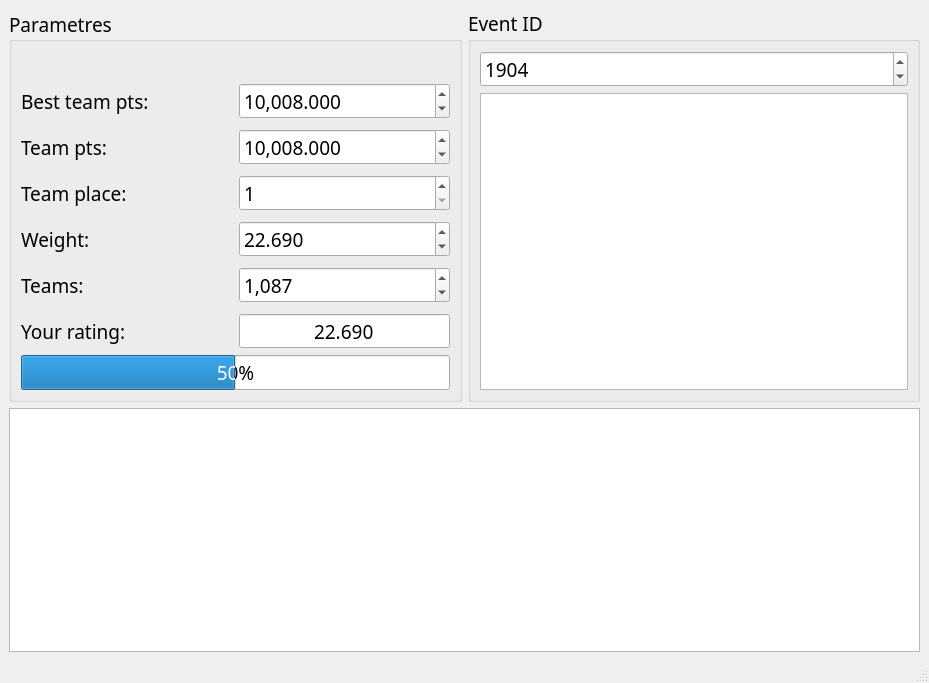
Above: design.ui from akhomlyuk/ctftime_rating before the change. Below: the same form after it.
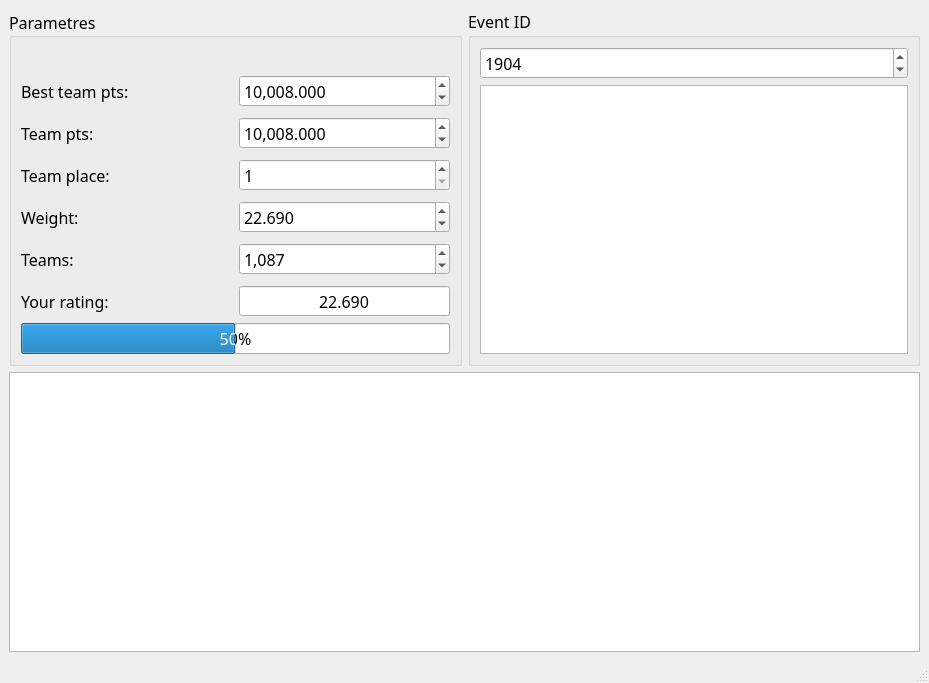
That is the form after the change. Icons and pictures are not drawn.

```diff
--- a/design.ui
+++ b/design.ui
@@ -17,6 +17,9 @@
    <iconset resource="resources.qrc">
     <normaloff>:/icons/res/bucket.png</normaloff>:/icons/res/bucket.png</iconset>
   </property>
+  <property name="styleSheet">
+   <string notr="true"/>
+  </property>
   <property name="iconSize">
    <size>
     <width>32</width>
@@ -38,9 +41,12 @@
         <property name="font">
          <font>
           <family>Ubuntu Medium</family>
-          <pointsize>14</pointsize>
+          <pointsize>12</pointsize>
          </font>
         </property>
+        <property name="styleSheet">
+         <string notr="true"/>
+        </property>
         <property name="title">
          <string>Parametres</string>
         </property>
@@ -219,7 +225,7 @@
               <number>3</number>
              </property>
              <property name="maximum">
-              <double>999.990000000000009</double>
+              <double>1000.000000000000000</double>
              </property>
              <property name="value">
               <double>22.690000000000001</double>
@@ -311,7 +317,7 @@
         <property name="font">
          <font>
           <family>Ubuntu Medium</family>
-          <pointsize>14</pointsize>
+          <pointsize>12</pointsize>
          </font>
         </property>
         <property name="title">
```
Left out of the diff: 4 changed lines with no effect on the pictures.
